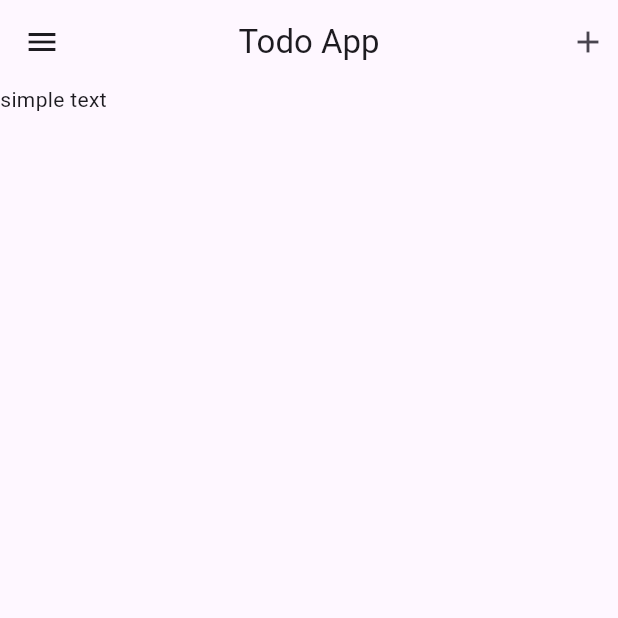
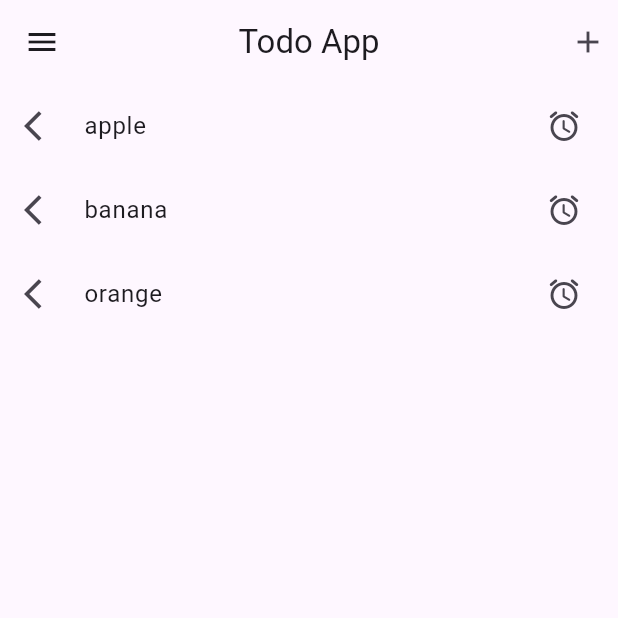
Before and after one commit to coventry-sunil/todoapp, a Flutter app: the screen it shows after launch, on a phone screen of 412 x 824 dp, the top half of it. Run offline on Flutter 3.47's test engine with Material 3 defaults, Android fonts, the phone set to English and light mode, and no system bars.

Commit message:
practicing with list view builder and list tile

```diff
--- a/lib/main_screen.dart
+++ b/lib/main_screen.dart
@@ -11,9 +11,11 @@ class MainScreen extends StatefulWidget {
 class _MainScreenState extends State<MainScreen> {
   String text = "simple text";
 
+  List<String> listText = ["apple", "banana", "orange"];
+
   void changeText({required String todoText}) {
     setState(() {
-      text = '$todoText';
+      //text = '$todoText';
     });
   }
 
@@ -50,9 +52,20 @@ class _MainScreenState extends State<MainScreen> {
             ),
           ],
         ),
-      body: Container(
-        child: Text('$text'),
-      ),
+        body:
+            // Container(
+            //   child: Text('$text'),
+            // ),
+            ListView.builder(
+                itemCount: listText.length,
+                itemBuilder: (BuildContext context, int index) {
+                  //return Text(listText[index]);
+                  return ListTile(
+                    onTap: () {},
+                    title: Text(listText[index]),
+                    trailing: Icon(Icons.access_alarm_rounded),
+                    leading: Icon(Icons.arrow_back_ios),
                   );
+                }));
   }
 }
```
Lines whose indentation alone changed are shown as unchanged.
